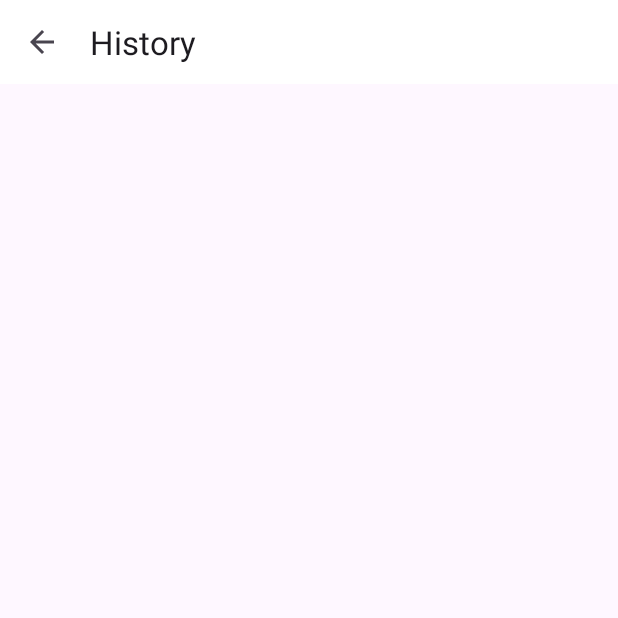
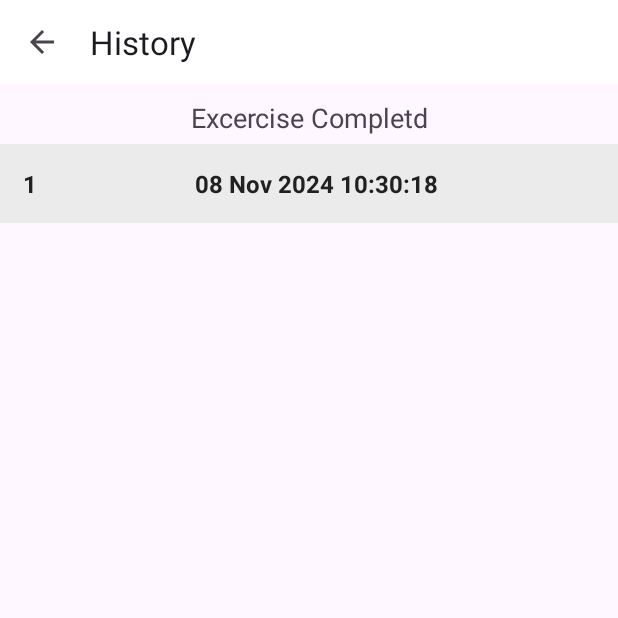
Before and after one commit to savanj09/7MinutesWorkout, an Android app: the HistoryActivity screen opened directly, with no data from a screen before it, on a phone screen of 412 x 824 dp, the top half of it. Before the commit the part shown is almost empty. Run offline under Robolectric (Android 15) with nearby library versions, the phone set to English and light mode, and no system bars; our stand-ins replace Room's generated code.

Commit message:
Added Workout History.

```diff
--- a/app/src/main/java/com/minutesworkout/ExerciseActivity.kt
+++ b/app/src/main/java/com/minutesworkout/ExerciseActivity.kt
@@ -25,11 +25,11 @@ class ExerciseActivity : AppCompatActivity(), TextToSpeech.OnInitListener {
 
     private var restTimer:CountDownTimer? =null
     private var restProgress =0
-    private var restTimerDuration: Long =1
+    private var restTimerDuration: Long =10
 
     private var exerciseTimer:CountDownTimer? =null
     private var exerciseProgress =0
-    private var exerciseTimerDuration: Long =1
+    private var exerciseTimerDuration: Long =30
 
     private var exerciseList:ArrayList<ExerciseModel>? =null
     private var currentExercisePosition = -1;
--- a/app/src/main/java/com/minutesworkout/FinishActivity.kt
+++ b/app/src/main/java/com/minutesworkout/FinishActivity.kt
@@ -1,11 +1,17 @@
 package com.minutesworkout
 
+import android.icu.util.Calendar
 import android.os.Bundle
+import android.util.Log
 import androidx.activity.enableEdgeToEdge
 import androidx.appcompat.app.AppCompatActivity
 import androidx.core.view.ViewCompat
 import androidx.core.view.WindowInsetsCompat
+import androidx.lifecycle.lifecycleScope
 import com.minutesworkout.databinding.ActivityFinishBinding
+import kotlinx.coroutines.launch
+import java.text.SimpleDateFormat
+import java.util.Locale
 
 class FinishActivity : AppCompatActivity() {
     private var binding: ActivityFinishBinding?=null
@@ -28,9 +34,29 @@ class FinishActivity : AppCompatActivity() {
             finish()
         }
 
+        val dao = (application as WorkOutApp).db.historyDao()
+
+        addDatetoDatabase(dao)
+
     }
 
-    private fun addDatetoDatabase(){
+    private fun addDatetoDatabase(historyDao: HistoryDao){
+
+        val c = Calendar.getInstance()
+        val dateTime = c.time
+        Log.e("Date",""+dateTime)
+
+        val sdf = SimpleDateFormat("dd MMM yyyy HH:mm:ss",Locale.getDefault())
+        val date = sdf.format(dateTime)
+
+        Log.e("Formated Date : ",""+date)
+        lifecycleScope.launch {
+            historyDao.insert(HistoryEntity(date))
+
+            Log.e("Date : ","Added...")
+
+
+        }
 
 
     }
--- a/app/src/main/java/com/minutesworkout/HistoryActivity.kt
+++ b/app/src/main/java/com/minutesworkout/HistoryActivity.kt
@@ -1,11 +1,17 @@
 package com.minutesworkout
 
 import android.os.Bundle
+import android.util.Log
+import android.view.View
+
 import androidx.activity.enableEdgeToEdge
 import androidx.appcompat.app.AppCompatActivity
 import androidx.core.view.ViewCompat
 import androidx.core.view.WindowInsetsCompat
+import androidx.lifecycle.lifecycleScope
+import androidx.recyclerview.widget.LinearLayoutManager
 import com.minutesworkout.databinding.ActivityHistoryBinding
+import kotlinx.coroutines.launch
 
 class HistoryActivity : AppCompatActivity() {
     private var binding:ActivityHistoryBinding?= null
@@ -25,5 +31,50 @@ class HistoryActivity : AppCompatActivity() {
 
         }
 
+        val dao = (application as WorkOutApp).db.historyDao()
+        getAllCompletedDates(dao)
+
+    }
+
+    private fun getAllCompletedDates(historyDao: HistoryDao){
+
+        lifecycleScope.launch {
+
+            historyDao.fetchAllDates().collect{ allCompletedDatesList ->
+
+                if (allCompletedDatesList.isNotEmpty()){
+                    binding?.tvHistory?.visibility = View.VISIBLE
+                    binding?.rvHistory?.visibility =View.VISIBLE
+                    binding?.tvNoDataAvailable?.visibility = View.GONE
+
+                    val dates = ArrayList<String>()
+                    for (date in allCompletedDatesList){
+                        dates.add(date.date)
+                    }
+
+                    binding?.rvHistory?.layoutManager = LinearLayoutManager(this@HistoryActivity)
+                    val historyAdapter = HistoryAdapter(ArrayList(dates))
+                    binding?.rvHistory?.adapter = historyAdapter
+
+                }
+                else{
+                    binding?.tvHistory?.visibility = View.GONE
+                    binding?.rvHistory?.visibility =View.GONE
+                    binding?.tvNoDataAvailable?.visibility = View.VISIBLE
+                }
+                for (i in allCompletedDatesList){
+
+                    Log.e("Date : ", ""+i.date)
+                }
+
+            }
+        }
+
+    }
+
+    override fun onDestroy() {
+        super.onDestroy()
+
+        binding = null
     }
 }
--- /dev/null
+++ b/app/src/main/java/com/minutesworkout/HistoryAdapter.kt
@@ -0,0 +1,44 @@
+package com.minutesworkout
+
+import android.graphics.Color
+import android.view.LayoutInflater
+import android.view.ViewGroup
+import androidx.recyclerview.widget.RecyclerView
+import com.minutesworkout.databinding.ItemHistoryRowBinding
+
+class HistoryAdapter(private val items:ArrayList<String>):RecyclerView.Adapter<HistoryAdapter.ViewHolder>() {
+
+   class ViewHolder(binding: ItemHistoryRowBinding):RecyclerView.ViewHolder(binding.root){
+
+       val llHistoryItemMain = binding.llHistoryItemMain
+       val tvItem = binding.tvItem
+       val tvPosition = binding.tvPosition
+
+   }
+
+    override fun onCreateViewHolder(parent: ViewGroup, viewType: Int): ViewHolder {
+       return ViewHolder(ItemHistoryRowBinding.inflate(LayoutInflater.from(parent.context),parent,false))
+    }
+
+    override fun getItemCount(): Int {
+        return items.size
+    }
+
+    override fun onBindViewHolder(holder: ViewHolder, position: Int) {
+        val date:String = items[position]
+
+        holder.tvPosition.text = (position+1).toString()
+
+        holder.tvItem.text =date
+
+        if (position % 2 == 0) {
+            holder.llHistoryItemMain.setBackgroundColor(
+                Color.parseColor("#EBEBEB")
+            )
+        } else {
+            holder.llHistoryItemMain.setBackgroundColor(
+                Color.parseColor("#FFFFFF")
+            )
+        }
+    }
+}
--- a/app/src/main/java/com/minutesworkout/HistoryDao.kt
+++ b/app/src/main/java/com/minutesworkout/HistoryDao.kt
@@ -2,10 +2,15 @@ package com.minutesworkout
 
 import androidx.room.Dao
 import androidx.room.Insert
+import androidx.room.Query
+import kotlinx.coroutines.flow.Flow
 
 @Dao
 interface HistoryDao {
 
     @Insert
     suspend fun insert(historyEntity: HistoryEntity)
+
+    @Query("SELECT * FROM `history-table`")
+    fun fetchAllDates():Flow<List<HistoryEntity>>
 }
--- a/app/src/main/res/layout/activity_history.xml
+++ b/app/src/main/res/layout/activity_history.xml
@@ -13,4 +13,36 @@
         android:layout_height="?android:attr/actionBarSize"
         android:background="#FFFFFF"/>
 
+    <TextView
+        app:layout_constraintTop_toBottomOf="@id/toolbar_history_activity"
+        android:layout_width="match_parent"
+        android:layout_height="wrap_content"
+        android:id="@+id/tvHistory"
+        android:gravity="center"
+        android:layout_margin="10dp"
+        android:textSize="18sp"
+        android:text="Excercise Completd"/>
+
+    <androidx.recyclerview.widget.RecyclerView
+        app:layout_constraintTop_toBottomOf="@id/tvHistory"
+        android:layout_width="match_parent"
+        android:layout_height="wrap_content"
+        android:id="@+id/rvHistory"
+        android:layout_marginTop="5dp"
+        android:visibility="gone"
+        tools:visibility="visible"/>
+
+    <TextView
+        app:layout_constraintTop_toBottomOf="@id/toolbar_history_activity"
+        app:layout_constraintBottom_toBottomOf="parent"
+        android:layout_width="match_parent"
+        android:layout_height="wrap_content"
+        android:id="@+id/tvNoDataAvailable"
+        android:textColor="#212121"
+        android:textSize="18sp"
+        android:gravity="center"
+        android:text="NO DATA AVAILABLE"
+        android:visibility="gone"
+        tools:visibility="visible"/>
+
 </androidx.constraintlayout.widget.ConstraintLayout>
--- /dev/null
+++ b/app/src/main/res/layout/item_history_row.xml
@@ -0,0 +1,32 @@
+<?xml version="1.0" encoding="utf-8"?>
+<LinearLayout xmlns:android="http://schemas.android.com/apk/res/android"
+    xmlns:tools="http://schemas.android.com/tools"
+    android:id="@+id/ll_history_item_main"
+    android:layout_width="match_parent"
+    android:layout_height="wrap_content"
+    android:background="#EBEBEB"
+    android:orientation="horizontal"
+    android:padding="15dp">
+
+    <TextView
+        android:id="@+id/tvPosition"
+        android:layout_width="wrap_content"
+        android:layout_height="wrap_content"
+        android:gravity="center"
+        android:textColor="#212121"
+        android:textSize="16sp"
+        android:textStyle="bold"
+        tools:text="1" />
+
+    <TextView
+        android:id="@+id/tvItem"
+        android:layout_width="0dp"
+        android:layout_height="wrap_content"
+        android:layout_weight="1"
+        android:gravity="center"
+        android:textColor="#212121"
+        android:textSize="16sp"
+        android:textStyle="bold"
+        tools:text="DATE" />
+
+</LinearLayout>
```
